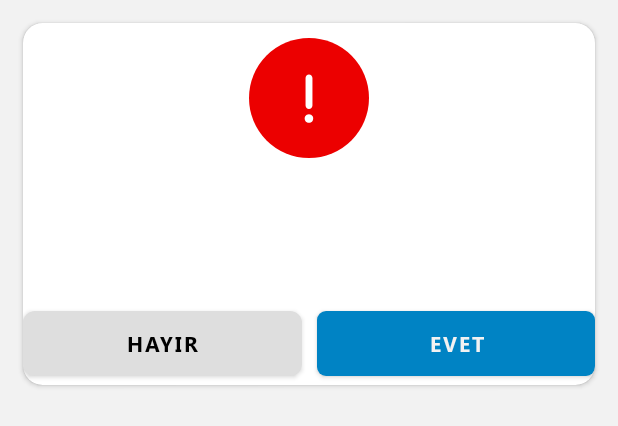
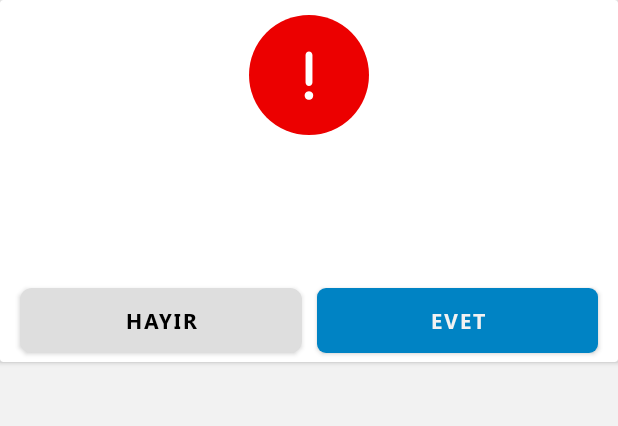
Before and after one commit to eryazmobil/zeusBase, an Android app: the layout dialog_question_message.xml on its own in the app's theme, with its tools: preview values and no code run, on a phone screen of 412 x 824 dp. Shown: the top 426 px of the screen. Run offline under Robolectric (Android 15) with nearby library versions, the phone set to English and light mode, and no system bars.

Commit message:
minor change create barcode

```diff
--- a/app/src/main/java/eryaz/software/zeusBase/ui/dashboard/inbound/acceptance/acceptanceProcess/AcceptanceProcessFragment.kt
+++ b/app/src/main/java/eryaz/software/zeusBase/ui/dashboard/inbound/acceptance/acceptanceProcess/AcceptanceProcessFragment.kt
@@ -74,7 +74,8 @@ class AcceptanceProcessFragment : BaseFragment() {
 
         viewModel.showCreateBarcode
             .asLiveData()
-            .observe(viewLifecycleOwner) {
+            .observe(this) {
+                if(it)
                 QuestionDialog(
                     onPositiveClickListener = {
                         findNavController().navigate(
--- a/app/src/main/res/layout/dialog_question_message.xml
+++ b/app/src/main/res/layout/dialog_question_message.xml
@@ -4,14 +4,11 @@
 
     <androidx.cardview.widget.CardView
         android:layout_width="match_parent"
-        android:layout_height="wrap_content"
-        android:layout_margin="15dp"
-        app:cardCornerRadius="@dimen/_10sdp">
+        android:layout_height="wrap_content">
 
         <androidx.constraintlayout.widget.ConstraintLayout
             android:layout_width="match_parent"
-            android:layout_height="match_parent"
-            android:elevation="@dimen/_10sdp">
+            android:layout_height="match_parent">
 
             <LinearLayout
                 android:id="@+id/lyt_dialog_background"
@@ -22,6 +19,7 @@
                 android:background="@drawable/panel_login_background_without_shadow"
                 android:orientation="vertical"
                 app:layout_constraintEnd_toEndOf="parent"
+                app:layout_constraintBottom_toTopOf="@id/btn_dialog_negative"
                 app:layout_constraintStart_toStartOf="parent"
                 app:layout_constraintTop_toTopOf="parent">
 
@@ -71,9 +69,11 @@
                 android:fontFamily="@font/sogeoui"
                 android:padding="12dp"
                 android:text="@string/no"
+                android:layout_marginStart="@dimen/_10sdp"
                 android:textColor="@color/black"
                 app:backgroundTint="@color/btnNegative"
                 app:cornerRadius="@dimen/_6sdp"
+                app:layout_constraintBottom_toBottomOf="parent"
                 app:layout_constraintEnd_toStartOf="@+id/btn_dialog_positive"
                 app:layout_constraintStart_toStartOf="parent"
                 app:layout_constraintTop_toBottomOf="@id/lyt_dialog_background" />
@@ -86,10 +86,12 @@
                 android:fontFamily="@font/sogeoui"
                 android:padding="12dp"
                 android:text="@string/yes_uppercase"
+                android:layout_marginEnd="@dimen/_10sdp"
                 android:textAllCaps="false"
                 android:textColor="@color/bgColor"
                 app:backgroundTint="@color/blue_a1"
                 app:cornerRadius="6dp"
+                app:layout_constraintBottom_toBottomOf="parent"
                 app:layout_constraintEnd_toEndOf="parent"
                 app:layout_constraintStart_toEndOf="@id/btn_dialog_negative"
                 app:layout_constraintTop_toBottomOf="@id/lyt_dialog_background" />
```
